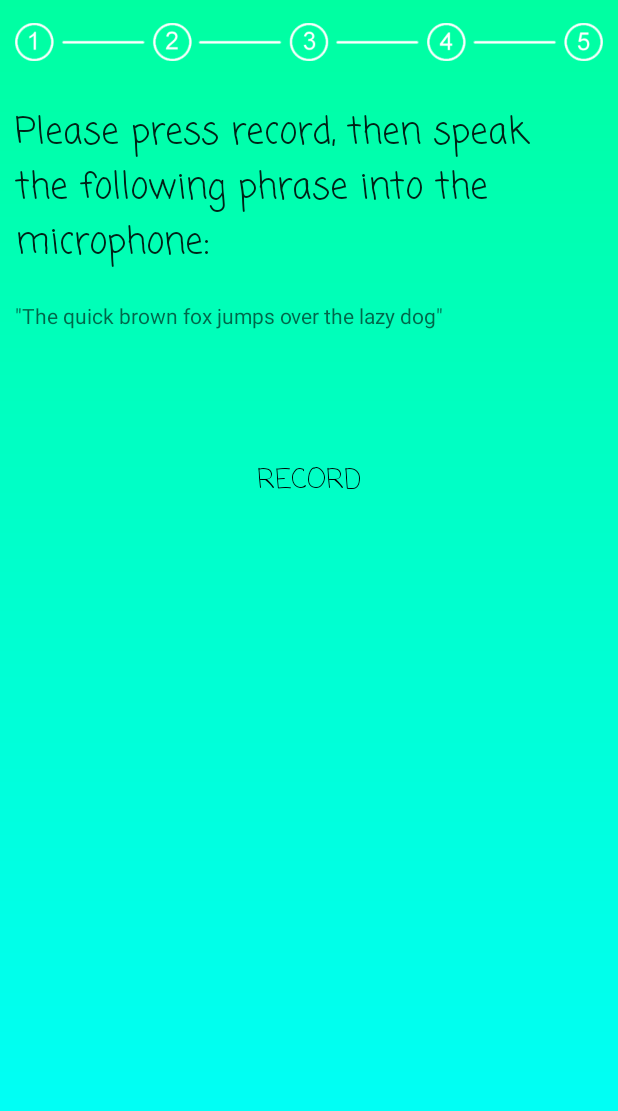
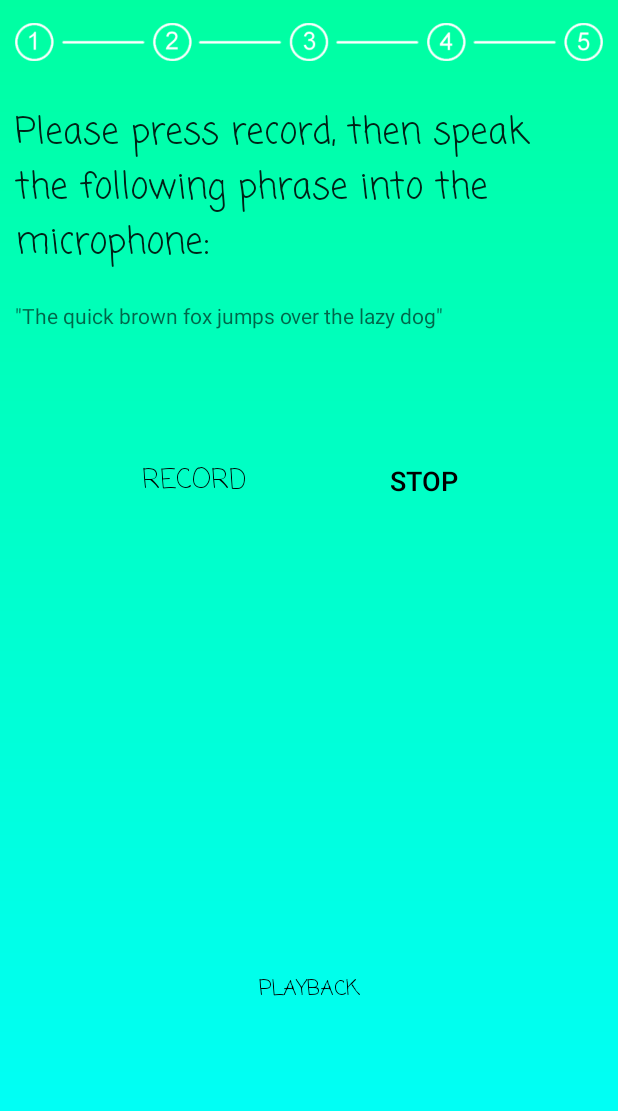
Before and after one commit to wootsy12/moodable-app, an Android app: the RecordActivity screen opened directly, with no data from a screen before it, on a phone screen of 412 x 824 dp. Shown: the top 1111 px of the screen. Run offline under Robolectric (Android 15) with nearby library versions, the phone set to English and light mode, and no system bars.

Commit message:
Recording playback added

```diff
--- a/app/src/main/java/com/example/alex/datascraper/RecordActivity.java
+++ b/app/src/main/java/com/example/alex/datascraper/RecordActivity.java
@@ -4,6 +4,7 @@ import android.Manifest;
 import android.content.Intent;
 import android.content.pm.PackageManager;
 import android.graphics.PorterDuff;
+import android.media.MediaPlayer;
 import android.media.MediaRecorder;
 import android.os.Environment;
 import android.support.constraint.ConstraintLayout;
@@ -30,6 +31,7 @@ public class RecordActivity extends AppCompatActivity {
     // UI elements
     private static Button recordButton;
     private static Button stopButton;
+    private static Button playButton;
     private static Button nextScreenButton;
     private static TextView thankYouText;
 
@@ -43,6 +45,7 @@ public class RecordActivity extends AppCompatActivity {
 
     // for recording from the mic
     private static MediaRecorder mediaRecorder;
+    private static MediaPlayer mediaPlayer;
     // file path to store recording at
     private static String audioFilePath;
 
@@ -82,13 +85,14 @@ public class RecordActivity extends AppCompatActivity {
         //recordButton.getBackground().setColorFilter(0xFF00FF00, PorterDuff.Mode.MULTIPLY);
 
 
+        playButton = (Button) findViewById(R.id.playbackButt);
+
         stopButton = (Button) findViewById(R.id.stopButton);
         //stopButton.getBackground().setColorFilter(0xFFFF0000, PorterDuff.Mode.MULTIPLY);
 
 
 
-        stopButton.setEnabled(false);
-        recordButton.setEnabled(true);
+
 
         // display text once the recording has been obtained
         thankYouText = (TextView) findViewById(R.id.thankyouText);
@@ -121,6 +125,19 @@ public class RecordActivity extends AppCompatActivity {
 
             }
         });
+
+        // create stop recording button
+        playButton.setOnClickListener(new View.OnClickListener(){
+            @Override
+            public void onClick(View view) {
+                try {
+                    playAudio(view);
+                } catch (Exception e) {
+
+                }
+
+            }
+        });
 /*
         // create next button
         nextScreenButton = (Button) findViewById(R.id.nextPHQ);
@@ -146,10 +163,8 @@ public class RecordActivity extends AppCompatActivity {
             return;
         }
 
-        stopButton.setEnabled(true);
-        recordButton.setEnabled(false);
-        stopButton.setVisibility(View.VISIBLE);
-        recordButton.setVisibility(View.GONE);
+
+
 
         try {
             mediaRecorder = new MediaRecorder();
@@ -165,16 +180,23 @@ public class RecordActivity extends AppCompatActivity {
         mediaRecorder.start();
     }
 
+    public void playAudio (View view) throws IOException
+    {
+
+
+        mediaPlayer = new MediaPlayer();
+        mediaPlayer.setDataSource(audioFilePath);
+        mediaPlayer.prepare();
+        mediaPlayer.start();
+    }
+
     /*
     Stops recording audio and sends it to the server as base64 encoded
      */
     public void stopAudio (View view)
     {
 
-        stopButton.setEnabled(false);
-        recordButton.setEnabled(true);
-        stopButton.setVisibility(View.GONE);
-        recordButton.setVisibility(View.VISIBLE);
+
 
         mediaRecorder.stop();
         mediaRecorder.release();
--- a/app/src/main/res/layout/activity_record.xml
+++ b/app/src/main/res/layout/activity_record.xml
@@ -7,19 +7,52 @@
     android:layout_height="match_parent"
     android:background="@drawable/gradient"
     tools:context="com.example.alex.datascraper.RecordActivity"
-    tools:layout_editor_absoluteY="81dp">
+    tools:layout_editor_absoluteY="25dp">
+
+    <Button
+        android:id="@+id/playbackButt"
+        style="@style/Widget.AppCompat.Button.Borderless"
+        android:layout_width="wrap_content"
+        android:layout_height="wrap_content"
+        android:layout_marginBottom="37dp"
+        android:fontFamily="casual"
+        android:text="Playback"
+        android:textColor="@android:color/background_dark"
+        app:layout_constraintBottom_toTopOf="@+id/thankyouText"
+        app:layout_constraintEnd_toEndOf="parent"
+        app:layout_constraintStart_toStartOf="parent" />
+
+    <TextView
+        android:id="@+id/thankyouText"
+        android:layout_width="0dp"
+        android:layout_height="wrap_content"
+        android:layout_marginBottom="43dp"
+        android:padding="20dp"
+        android:text="Recording received. Thank you!"
+        android:textAppearance="@style/TextAppearance.AppCompat.Display1"
+        android:textColor="@android:color/background_dark"
+        android:textSize="14sp"
+        android:visibility="invisible"
+        app:layout_constraintBottom_toBottomOf="parent"
+        app:layout_constraintEnd_toEndOf="parent"
+        app:layout_constraintStart_toStartOf="parent" />
 
     <LinearLayout
-        android:layout_width="match_parent"
-        android:layout_height="match_parent"
-        android:orientation="vertical">
+        android:id="@+id/linearLayout3"
+        android:layout_width="0dp"
+        android:layout_height="0dp"
+        android:orientation="vertical"
+        app:layout_constraintBottom_toBottomOf="parent"
+        app:layout_constraintEnd_toEndOf="parent"
+        app:layout_constraintStart_toStartOf="parent"
+        app:layout_constraintTop_toTopOf="parent">
 
         <ImageView
             android:id="@+id/imageView5"
+            android:layout_width="match_parent"
+            android:layout_height="wrap_content"
             android:layout_marginLeft="10dp"
             android:layout_marginRight="10dp"
-            android:layout_width="match_parent"
-            android:layout_height="wrap_content"
             app:srcCompat="@drawable/a1" />
 
         <TextView
@@ -53,23 +86,23 @@
             <Button
                 android:id="@+id/stopButton"
                 style="@style/Widget.AppCompat.Button.Borderless"
-                android:layout_width="match_parent"
+                android:layout_width="wrap_content"
                 android:layout_height="wrap_content"
                 android:text="Stop"
                 android:textColor="@android:color/background_dark"
                 android:textSize="18sp"
-                android:visibility="gone"
+                android:visibility="visible"
                 app:layout_constraintBottom_toBottomOf="parent"
-                app:layout_constraintHorizontal_bias="0.44"
+                app:layout_constraintHorizontal_bias="0.75"
                 app:layout_constraintLeft_toLeftOf="parent"
                 app:layout_constraintRight_toRightOf="parent"
                 app:layout_constraintTop_toTopOf="parent"
-                app:layout_constraintVertical_bias="0.546" />
+                app:layout_constraintVertical_bias="0.695" />
 
             <Button
                 android:id="@+id/recordButton"
                 style="@style/Widget.AppCompat.Button.Borderless"
-                android:layout_width="match_parent"
+                android:layout_width="wrap_content"
                 android:layout_height="wrap_content"
                 android:fontFamily="casual"
                 android:text="Record"
@@ -78,27 +111,15 @@
                 android:windowSoftInputMode="adjustPan"
 
                 app:layout_constraintBottom_toBottomOf="parent"
-                app:layout_constraintHorizontal_bias="0.45"
+                app:layout_constraintHorizontal_bias="0.243"
                 app:layout_constraintLeft_toLeftOf="parent"
                 app:layout_constraintRight_toRightOf="parent"
-                app:layout_constraintTop_toTopOf="parent"
-                app:layout_constraintVertical_bias="0.546" />
+                app:layout_constraintTop_toTopOf="parent" />
+
         </android.support.constraint.ConstraintLayout>
 
-        <TextView
-            android:id="@+id/thankyouText"
-            android:layout_width="match_parent"
-            android:layout_height="wrap_content"
-            android:padding="20dp"
-            android:text="Recording received. Thank you!"
-            android:textAppearance="@style/TextAppearance.AppCompat.Display1"
-            android:textColor="@android:color/background_dark"
-            android:visibility="invisible"
-            tools:layout_editor_absoluteX="0dp"
-            tools:layout_editor_absoluteY="359dp" />
-
     </LinearLayout>
-<!--
+    <!--
     <Button
         android:id="@+id/nextPHQ"
         style="@style/Widget.AppCompat.Button.Borderless"
```
